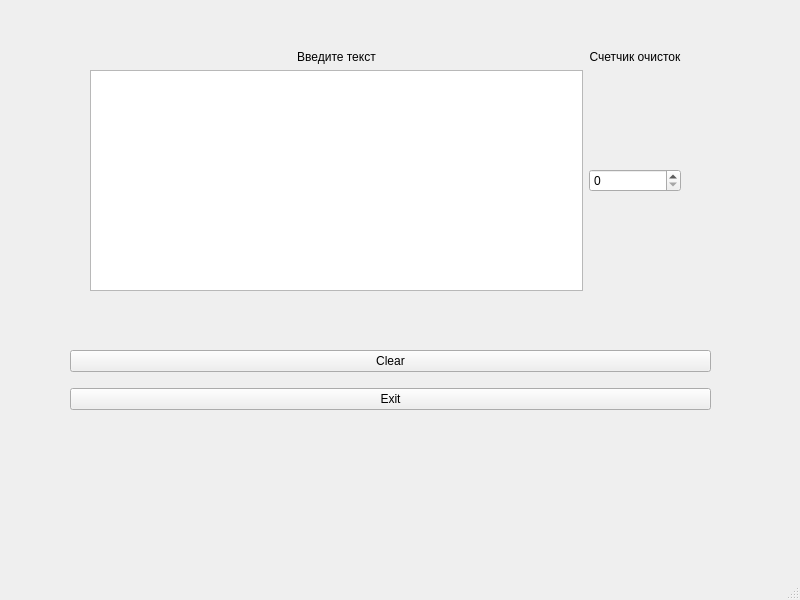
tomass21-bit/education, file QT3/untitled1/mainwindow.ui: the form before one commit.
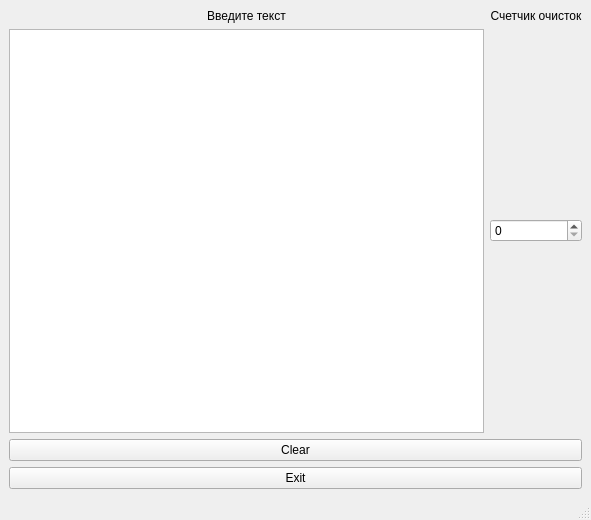
The form after the commit.

Commit message: задание 1 исправлено

Diff of the .ui file:
```diff
--- a/QT3/untitled1/mainwindow.ui
+++ b/QT3/untitled1/mainwindow.ui
@@ -6,49 +6,16 @@
    <rect>
     <x>0</x>
     <y>0</y>
-    <width>800</width>
-    <height>600</height>
+    <width>591</width>
+    <height>520</height>
    </rect>
   </property>
   <property name="windowTitle">
    <string>MainWindow</string>
   </property>
   <widget class="QWidget" name="centralwidget">
-   <widget class="QWidget" name="verticalLayoutWidget">
-    <property name="geometry">
-     <rect>
-      <x>70</x>
-      <y>340</y>
-      <width>641</width>
-      <height>81</height>
-     </rect>
-    </property>
-    <layout class="QVBoxLayout" name="verticalLayout">
+   <layout class="QVBoxLayout" name="verticalLayout_2">
      <item>
-      <widget class="QPushButton" name="PB_clear">
-       <property name="text">
-        <string>Clear</string>
-       </property>
-      </widget>
-     </item>
-     <item>
-      <widget class="QPushButton" name="PB_exit">
-       <property name="text">
-        <string>Exit</string>
-       </property>
-      </widget>
-     </item>
-    </layout>
-   </widget>
-   <widget class="QWidget" name="gridLayoutWidget">
-    <property name="geometry">
-     <rect>
-      <x>90</x>
-      <y>50</y>
-      <width>591</width>
-      <height>241</height>
-     </rect>
-    </property>
     <layout class="QGridLayout" name="gridLayout">
      <item row="0" column="1">
       <widget class="QLabel" name="LB_count">
@@ -77,7 +44,26 @@
       <widget class="QSpinBox" name="SB_count"/>
      </item>
     </layout>
-   </widget>
+    </item>
+    <item>
+     <layout class="QVBoxLayout" name="verticalLayout">
+      <item>
+       <widget class="QPushButton" name="PB_clear">
+        <property name="text">
+         <string>Clear</string>
+        </property>
+       </widget>
+      </item>
+      <item>
+       <widget class="QPushButton" name="PB_exit">
+        <property name="text">
+         <string>Exit</string>
+        </property>
+       </widget>
+      </item>
+     </layout>
+    </item>
+   </layout>
   </widget>
   <widget class="QMenuBar" name="menubar">
    <property name="geometry">
```
Left out of the diff: 2 changed lines with no effect on the pictures. Lines whose indentation alone changed are shown as unchanged.
